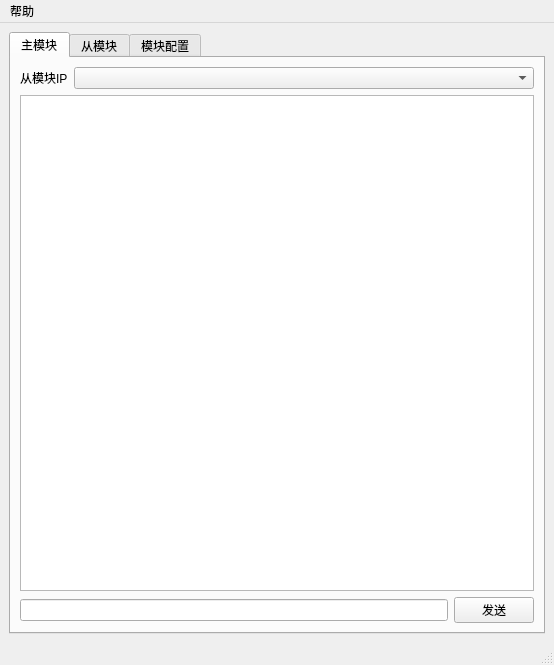
Above: radio_tools/pc/PCTools.ui from yougukepp/openwrt before the change. Below: the same form after it.
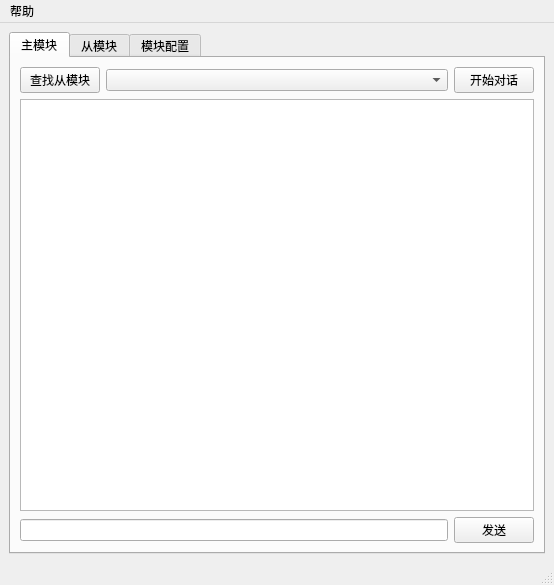
That is the form after the change.

```diff
--- a/radio_tools/pc/PCTools.ui
+++ b/radio_tools/pc/PCTools.ui
@@ -7,7 +7,7 @@
     <x>0</x>
     <y>0</y>
     <width>554</width>
-    <height>665</height>
+    <height>539</height>
    </rect>
   </property>
   <property name="windowTitle">
@@ -24,21 +24,13 @@
        <attribute name="title">
         <string>主模块</string>
        </attribute>
-       <layout class="QVBoxLayout" name="verticalLayout_2">
-        <item>
          <layout class="QVBoxLayout" name="verticalLayout">
           <item>
            <layout class="QHBoxLayout" name="horizontalLayout_3">
             <item>
-             <widget class="QLabel" name="label">
-              <property name="sizePolicy">
-               <sizepolicy hsizetype="Minimum" vsizetype="Preferred">
-                <horstretch>0</horstretch>
-                <verstretch>0</verstretch>
-               </sizepolicy>
-              </property>
+           <widget class="QPushButton" name="pushButtonMasterScan">
               <property name="text">
-               <string>从模块IP</string>
+             <string>查找从模块</string>
               </property>
              </widget>
             </item>
@@ -52,6 +44,13 @@
               </property>
              </widget>
             </item>
+          <item>
+           <widget class="QPushButton" name="pushButtonMasterTalk">
+            <property name="text">
+             <string>开始对话</string>
+            </property>
+           </widget>
+          </item>
            </layout>
           </item>
           <item>
@@ -72,8 +71,6 @@
            </layout>
           </item>
          </layout>
-        </item>
-       </layout>
       </widget>
       <widget class="QWidget" name="tabFollower">
        <attribute name="title">
```
Left out of the diff: 2 changed lines with no effect on the pictures. Lines whose indentation alone changed are shown as unchanged.
